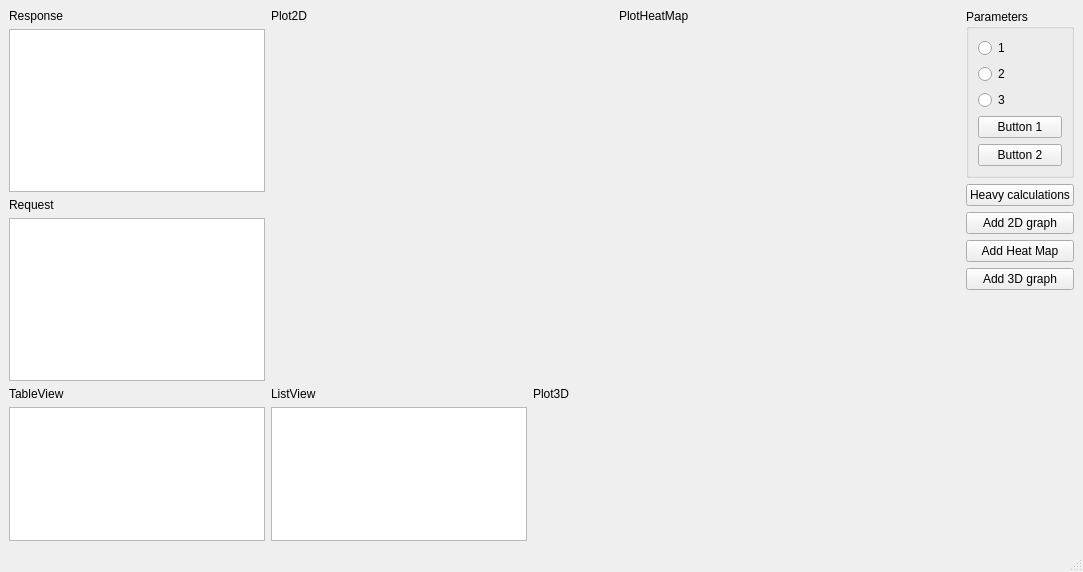
This is src/mainwindow.ui in alexonemore/atc as Qt 5 draws it before an edit. The edited form follows.
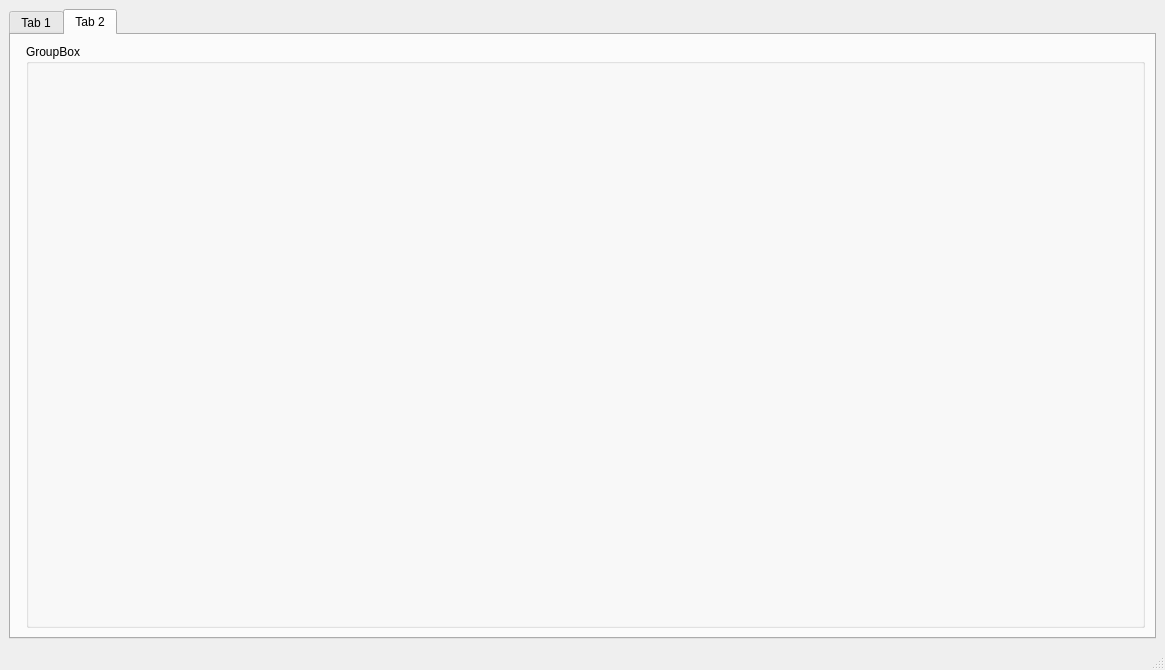
This is the edited form. Custom widgets are drawn as their Qt base class.

Diff of the .ui file:
```diff
--- a/src/mainwindow.ui
+++ b/src/mainwindow.ui
@@ -6,14 +6,24 @@
    <rect>
     <x>0</x>
     <y>0</y>
-    <width>1083</width>
-    <height>572</height>
+    <width>1165</width>
+    <height>670</height>
    </rect>
   </property>
   <property name="windowTitle">
    <string>MainWindow</string>
   </property>
   <widget class="QWidget" name="centralwidget">
+   <layout class="QHBoxLayout" name="horizontalLayout_5">
+    <item>
+     <widget class="QTabWidget" name="tabWidget">
+      <property name="currentIndex">
+       <number>1</number>
+      </property>
+      <widget class="QWidget" name="tab">
+       <attribute name="title">
+        <string>Tab 1</string>
+       </attribute>
    <layout class="QHBoxLayout" name="horizontalLayout_3">
     <item>
      <layout class="QVBoxLayout" name="verticalLayout_6">
@@ -261,6 +271,42 @@
     </item>
    </layout>
   </widget>
+      <widget class="QWidget" name="tab_2">
+       <attribute name="title">
+        <string>Tab 2</string>
+       </attribute>
+       <layout class="QHBoxLayout" name="horizontalLayout_4">
+        <item>
+         <widget class="CalculationParameters" name="widget" native="true"/>
+        </item>
+        <item>
+         <widget class="QGroupBox" name="groupBox_4">
+          <property name="title">
+           <string>GroupBox</string>
+          </property>
+          <layout class="QHBoxLayout" name="horizontalLayout_6">
+           <item>
+            <spacer name="horizontalSpacer">
+             <property name="orientation">
+              <enum>Qt::Horizontal</enum>
+             </property>
+             <property name="sizeHint" stdset="0">
+              <size>
+               <width>1084</width>
+               <height>20</height>
+              </size>
+             </property>
+            </spacer>
+           </item>
+          </layout>
+         </widget>
+        </item>
+       </layout>
+      </widget>
+     </widget>
+    </item>
+   </layout>
+  </widget>
   <widget class="QMenuBar" name="menubar">
    <property name="geometry">
     <rect>
@@ -292,6 +338,12 @@
    <header>plot3dsurface.h</header>
    <container>1</container>
   </customwidget>
+  <customwidget>
+   <class>CalculationParameters</class>
+   <extends>QWidget</extends>
+   <header>calculationparameters.h</header>
+   <container>1</container>
+  </customwidget>
  </customwidgets>
  <resources/>
  <connections/>
```
Left out of the diff: 2 changed lines with no effect on the pictures. Lines whose indentation alone changed are shown as unchanged.
